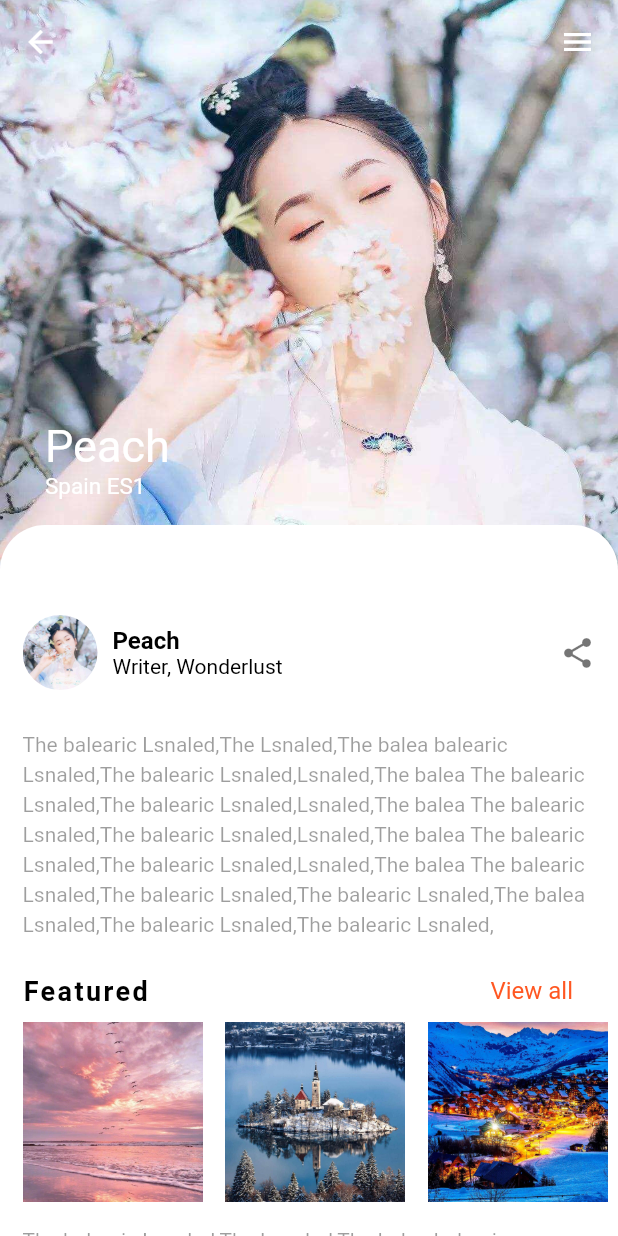
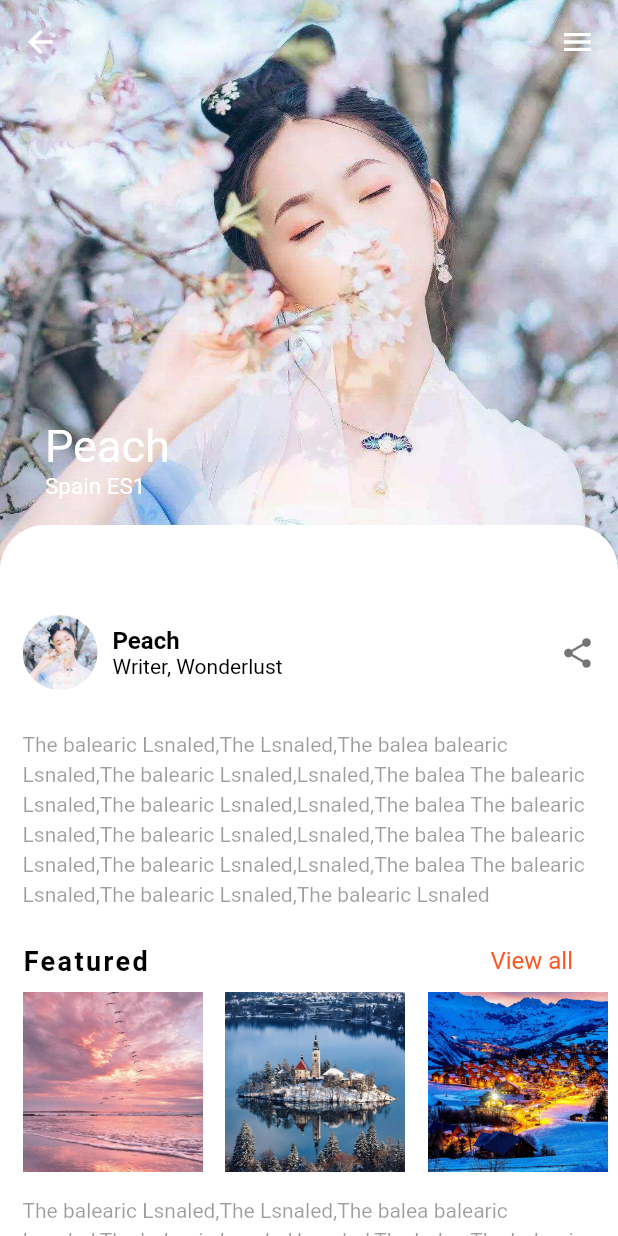
Before and after one commit to xxj2016/flutter_ui_study_sliver, a Flutter app: the screen it shows after launch, after a tap on "Spain ES1", on a phone screen of 412 x 824 dp. Run offline on Flutter 3.47's test engine with Material 2 defaults, Android fonts, the phone set to English and light mode, and no system bars.

Commit message:
文字修改

```diff
--- a/lib/detail_page.dart
+++ b/lib/detail_page.dart
@@ -84,8 +84,7 @@ class _DetailPageState extends State<DetailPage> {
               "The balearic Lsnaled,Lsnaled,The balea The balearic Lsnaled,"
               "The balearic Lsnaled,Lsnaled,The balea The balearic Lsnaled,"
               "The balearic Lsnaled,Lsnaled,The balea The balearic Lsnaled,"
-              "The balearic Lsnaled,The balearic Lsnaled,The balea Lsnaled,"
-              "The balearic Lsnaled,The balearic Lsnaled,",
+              "The balearic Lsnaled,The balearic Lsnaled",
               style: TextStyle(
                 color: Colors.black38,
                 height: 1.4,
```
